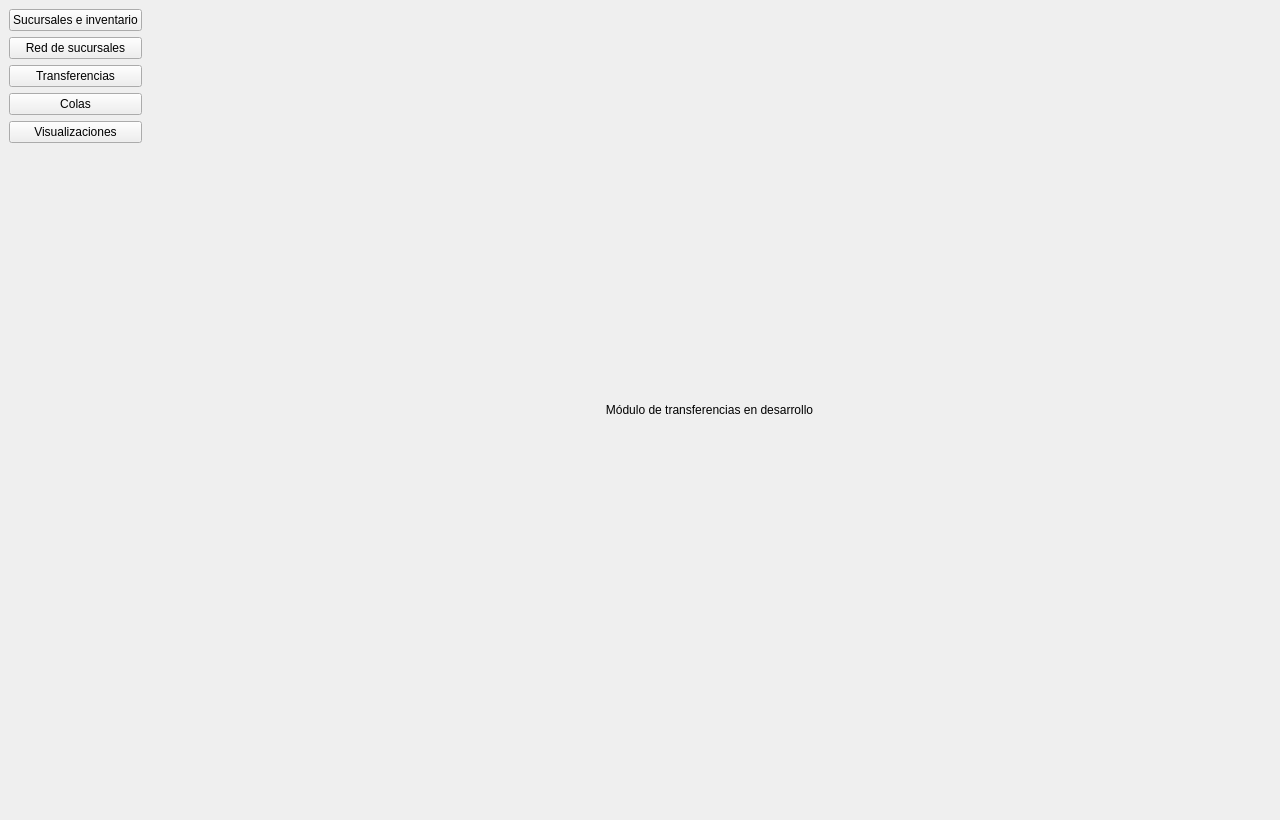
This is app/gui/main_window.ui in CarlosL62/supermarket-inventory-system as Qt 5 draws it before an edit. The edited form follows.
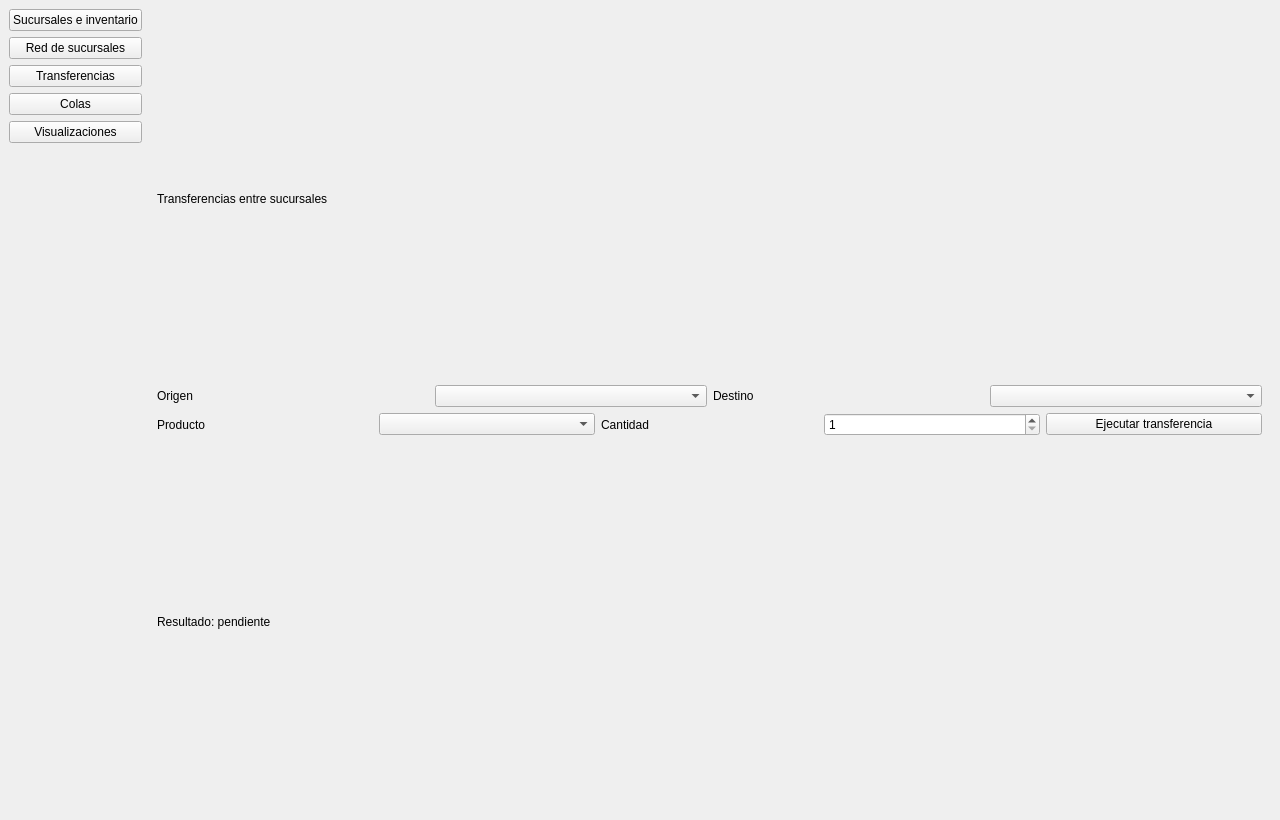
This is the edited form. The open tabs and pages were chosen to show the change.

Commit message: feat: implement product  instant transfer functionality between branches and update UI

Patch:
```diff
--- a/app/gui/main_window.ui
+++ b/app/gui/main_window.ui
@@ -298,10 +298,79 @@
           <item>
            <widget class="QLabel" name="labelTransfers">
             <property name="text">
-             <string>Módulo de transferencias en desarrollo</string>
+             <string>Transferencias entre sucursales</string>
             </property>
-            <property name="alignment">
-             <set>Qt::AlignmentFlag::AlignCenter</set>
+           </widget>
+          </item>
+          <item>
+           <layout class="QHBoxLayout" name="transferBranchLayout">
+            <item>
+             <widget class="QLabel" name="labelTransferSource">
+              <property name="text">
+               <string>Origen</string>
+              </property>
+             </widget>
+            </item>
+            <item>
+             <widget class="QComboBox" name="comboTransferSourceBranch"/>
+            </item>
+            <item>
+             <widget class="QLabel" name="labelTransferDestination">
+              <property name="text">
+               <string>Destino</string>
+              </property>
+             </widget>
+            </item>
+            <item>
+             <widget class="QComboBox" name="comboTransferDestinationBranch"/>
+            </item>
+           </layout>
+          </item>
+          <item>
+           <layout class="QHBoxLayout" name="transferProductLayout">
+            <item>
+             <widget class="QLabel" name="labelTransferProduct">
+              <property name="text">
+               <string>Producto</string>
+              </property>
+             </widget>
+            </item>
+            <item>
+             <widget class="QComboBox" name="comboTransferProduct"/>
+            </item>
+            <item>
+             <widget class="QLabel" name="labelTransferQuantity">
+              <property name="text">
+               <string>Cantidad</string>
+              </property>
+             </widget>
+            </item>
+            <item>
+             <widget class="QSpinBox" name="inputTransferQuantity">
+              <property name="minimum">
+               <number>1</number>
+              </property>
+              <property name="maximum">
+               <number>9999</number>
+              </property>
+              <property name="value">
+               <number>1</number>
+              </property>
+             </widget>
+            </item>
+            <item>
+             <widget class="QPushButton" name="btnExecuteTransfer">
+              <property name="text">
+               <string>Ejecutar transferencia</string>
+              </property>
+             </widget>
+            </item>
+           </layout>
+          </item>
+          <item>
+           <widget class="QLabel" name="labelTransferResult">
+            <property name="text">
+             <string>Resultado: pendiente</string>
             </property>
            </widget>
           </item>
```
Left out of the diff: 2 changed lines with no effect on the pictures. The commit also changes 3 other files.
